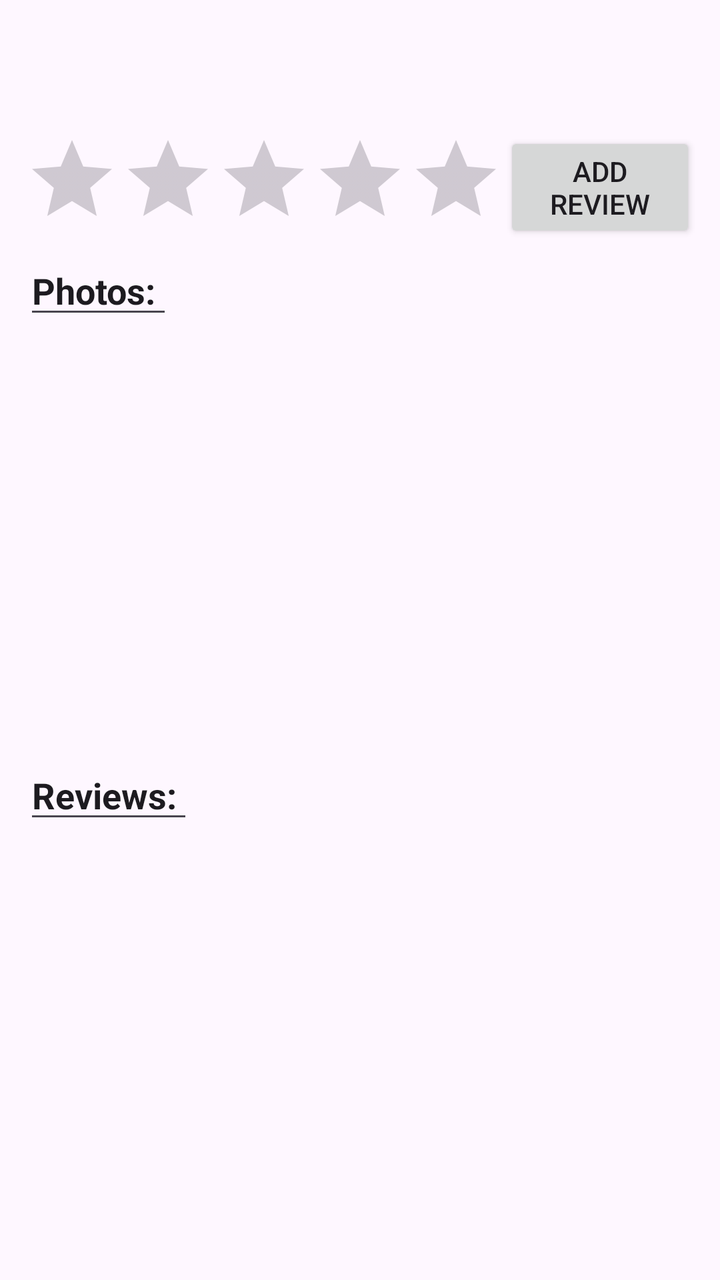
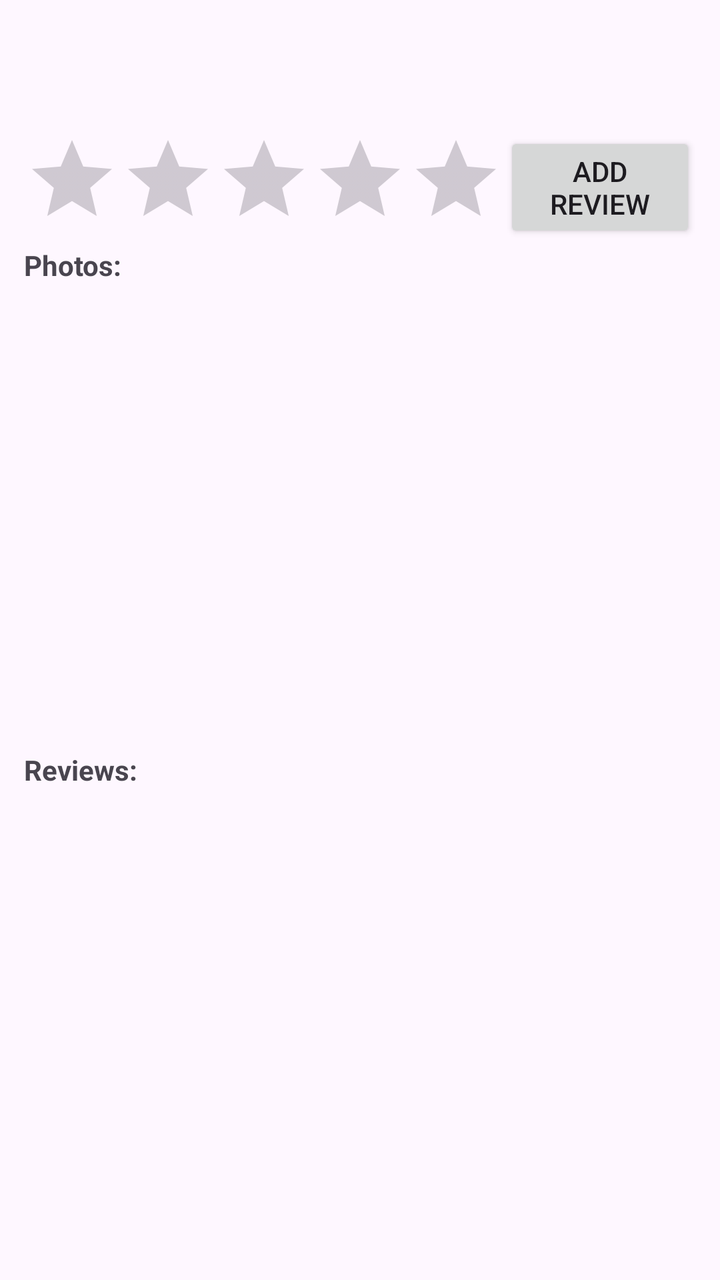

Two renders of the same Android screen: before a commit and after it. Below are the layout's source before the change and the commit's diff.
<!-- AndroidManifest.xml: application theme Theme.LocalEats -->
<!-- res/layout/activity_restaurant_detail.xml -->
<?xml version="1.0" encoding="utf-8"?>
<LinearLayout xmlns:android="http://schemas.android.com/apk/res/android"
    android:orientation="vertical"
    android:padding="12dp"
    android:layout_width="match_parent"
    android:layout_height="match_parent">

    <TextView
        android:id="@+id/restaurantName"
        android:textSize="20sp"
        android:textStyle="bold"
        android:layout_width="wrap_content"
        android:layout_height="wrap_content"/>
    <TextView
        android:id="@+id/address"
        android:textSize="20sp"
        android:textStyle="bold"
        android:layout_width="wrap_content"
        android:layout_height="wrap_content"/>
    <LinearLayout
        android:layout_width="match_parent"
        android:layout_height="wrap_content">
        <RatingBar
            android:id="@+id/ratingBar"
            android:numStars="5"
            android:stepSize="0.5"
            android:layout_width="wrap_content"
            android:layout_height="wrap_content"
            android:isIndicator="true"/>

        <Button
            android:id="@+id/addReviewBtn"
            android:text="Add Review"
            android:layout_width="wrap_content"
            android:layout_height="wrap_content"/>
    </LinearLayout>
    <EditText
        android:layout_width="wrap_content"
        android:layout_height="wrap_content"
        android:text="Photos: "
        android:textStyle="bold"/>
    <androidx.recyclerview.widget.RecyclerView
        android:id="@+id/photosRv"
        android:layout_width="match_parent"
        android:layout_height="0dp"
        android:layout_weight="1"/>
    <EditText
        android:layout_width="wrap_content"
        android:layout_height="wrap_content"
        android:text="Reviews: "
        android:textStyle="bold"/>
    <androidx.recyclerview.widget.RecyclerView
        android:id="@+id/reviewRecycler"
        android:layout_width="match_parent"
        android:layout_height="0dp"
        android:layout_weight="1"/>
</LinearLayout>
<!-- resources referenced by this layout -->
<resources>
  <style name="Theme.LocalEats" parent="Base.Theme.LocalEats" />
  <style name="Base.Theme.LocalEats" parent="Theme.Material3.DayNight.NoActionBar">
          
          
      </style>
</resources>

<!-- the commit's change to res/layout/activity_restaurant_detail.xml (unified diff, before → after) -->
@@ -34,7 +34,7 @@
             android:layout_width="wrap_content"
             android:layout_height="wrap_content"/>
     </LinearLayout>
-    <EditText
+    <TextView
         android:layout_width="wrap_content"
         android:layout_height="wrap_content"
         android:text="Photos: "
@@ -44,7 +44,7 @@
         android:layout_width="match_parent"
         android:layout_height="0dp"
         android:layout_weight="1"/>
-    <EditText
+    <TextView
         android:layout_width="wrap_content"
         android:layout_height="wrap_content"
         android:text="Reviews: "
@@ -54,4 +54,8 @@
         android:layout_width="match_parent"
         android:layout_height="0dp"
         android:layout_weight="1"/>
+    <FrameLayout
+        android:layout_width="wrap_content"
+        android:layout_height="wrap_content"
+        android:id="@+id/fragmentContainer"/>
 </LinearLayout>
